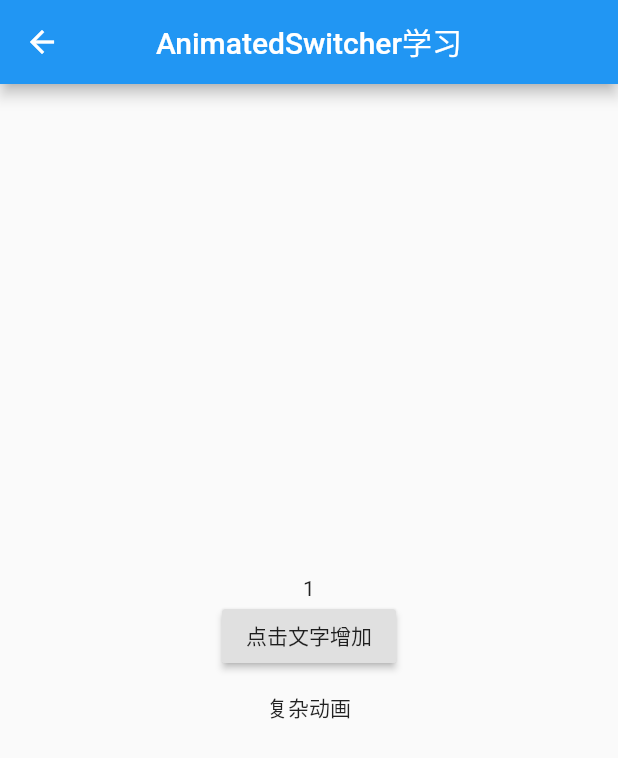
After one commit to tsm19911014/tsm_flutter, a Flutter app: the TsmAnimatedSwitcherPage screen opened directly, after a tap on "点击文字增加", on a phone screen of 412 x 824 dp. The commit adds this screen. Shown: the top 758 px of the screen. Run offline on Flutter 3.47's test engine with Material 2 defaults, Android fonts, the phone set to English and light mode, and no system bars; our stand-ins replace flutter_html, permission_handler.

Commit message:
动画Animation  学习

```diff
--- a/lib/main.dart
+++ b/lib/main.dart
@@ -1,6 +1,7 @@
 import 'package:flutter/material.dart';
 import 'package:flutter_app1/tsm_page/TsmMainPage.dart';
 import 'package:flutter_app1/tsm_page/anim/TsmAnimMainPage.dart';
+import 'package:flutter_app1/tsm_page/anim/TsmAnimatedSwitcherPage.dart';
 import 'file:///D:/User/flutter_app1/lib/tsm_page/anim/TsmPageRoute.dart';
 import 'package:flutter_app1/tsm_page/anim/TsmAnimationPage.dart';
 import 'package:flutter_app1/tsm_page/anim/TsmStaggerAnimationPage.dart';
@@ -65,7 +66,7 @@ class MyApp extends StatelessWidget {
       page_routes_anim: TsmAnimationPage(),
       page_routes_main_anim: TsmAnimMainPage(),
       page_routes_stagger_route:StaggerRoute(),
-
+      page_routes_animated_switcher:TsmAnimatedSwitcherPage(),
     };
 
     return MaterialApp(
--- /dev/null
+++ b/lib/tsm_page/anim/ChangeColorButton.dart
@@ -0,0 +1,72 @@
+
+
+
+import 'package:flutter/cupertino.dart';
+import 'package:flutter/material.dart';
+import 'package:flutter_app1/utils.dart';
+
+class ChangeColorButton extends StatefulWidget{
+
+  final Widget child;
+  final Duration duration;
+  final Color begin;
+  final Color end;
+
+  ChangeColorButton({@required this.child,this.duration=const Duration(seconds:1)  , this. begin=Colors.black87  ,this.end=Colors.black87});
+
+
+
+
+  @override
+  State<StatefulWidget> createState() =>_ChangeColorButtonState();
+}
+
+
+
+class _ChangeColorButtonState extends State<ChangeColorButton> with TickerProviderStateMixin {
+
+
+  AnimationController _controller;
+  Animation<Color> anim;
+  @override
+  void initState() {
+    super.initState();
+    _controller=AnimationController(duration: widget.duration,vsync: this);
+    anim=ColorTween(begin: widget.begin,end: widget.end).animate(CurvedAnimation(parent: _controller,curve: Curves.easeOut)) ;
+  }
+
+
+  @override
+  void dispose(){
+    _controller.dispose();
+    super.dispose();
+
+  }
+
+
+
+  @override
+  void didUpdateWidget(ChangeColorButton oldWidget) {
+    super.didUpdateWidget(oldWidget);
+    controller.duration=widget.duration;
+    if(widget.end!=widget.begin){
+      anim=ColorTween(begin: oldWidget.end,end: widget.end).animate(CurvedAnimation(parent: _controller,curve: Curves.easeOut)) ;
+      _controller..value=0..forward();
+    }
+  }
+
+  AnimationController  get controller=>_controller;
+
+  @override
+  Widget build(BuildContext context) {
+    return AnimatedBuilder(
+      animation: _controller,
+      builder: (context,child)=>Container(
+        color: anim.value,
+        child: child,
+      ),
+      child: widget.child,
+    );
+  }
+
+}
--- a/lib/tsm_page/anim/TsmAnimMainPage.dart
+++ b/lib/tsm_page/anim/TsmAnimMainPage.dart
@@ -11,6 +11,7 @@ class TsmAnimMainPage extends StatelessWidget {
       '普通动画',
       'Hero 动画',
       '交织动画',
+      'AnimatedSwitcher 学习'
     ];
 
     return Scaffold(
@@ -57,5 +58,8 @@ openPage(BuildContext context,int index){
     case 2:
       Navigator.of(context).pushNamed(page_routes_stagger_route);
       break;
+    case 3:
+      Navigator.of(context).pushNamed(page_routes_animated_switcher);
+      break;
   }
 }
--- /dev/null
+++ b/lib/tsm_page/anim/TsmAnimatedSwitcherPage.dart
@@ -0,0 +1,85 @@
+
+
+
+
+import 'dart:math';
+
+import 'package:flutter/cupertino.dart';
+import 'package:flutter/material.dart';
+
+import 'ChangeColorButton.dart';
+import 'TsmCurvedAnimation.dart';
+
+class   TsmAnimatedSwitcherPage extends  StatefulWidget{
+  @override
+  State<StatefulWidget> createState() =>_TsmAnimatedSwitcherState();
+
+}
+
+
+
+class _TsmAnimatedSwitcherState extends  State<TsmAnimatedSwitcherPage>{
+
+
+
+  int _count=0;
+
+  Color endColor=null;
+
+
+  @override
+  Widget build(BuildContext context) {
+    return Scaffold(
+      appBar: AppBar(
+        title: Text('AnimatedSwitcher学习'),
+        centerTitle: true,
+      ),
+      body: Container(
+        alignment: Alignment.center,
+        child: Column(
+          mainAxisSize: MainAxisSize.min,
+          children: [
+            AnimatedSwitcher(
+              duration: const Duration(milliseconds: 500),
+              reverseDuration: const Duration(milliseconds:200),
+              switchInCurve: Curves.easeIn,
+              switchOutCurve: Curves.easeOut,
+              transitionBuilder: (child,animation){
+                return SlideTransitionX(
+                  position:CurvedAnimation(parent: animation,curve: Curves.ease),
+                  child: child,
+                  direction: AxisDirection.up,
+                );
+              },
+              child: Text(_count.toString(),key: ValueKey(_count),),
+            ),
+
+            RaisedButton(
+              child: Text('点击文字增加'),
+              onPressed: (){
+                setState(() {
+                  _count++;
+                });
+              },
+            ),
+
+
+            ChangeColorButton(
+              end: endColor,
+              child: FlatButton(
+                splashColor: Colors.transparent,
+                highlightColor: Colors.transparent,
+                child: Text('复杂动画'),
+                onPressed: (){
+                  setState(() {
+                    endColor=Color.fromARGB(255, Random().nextInt(255), Random().nextInt(255), Random().nextInt(255));
+                  });
+                },
+              )
+            ),
+          ],
+        ),
+      ),
+    );
+  }
+}
--- /dev/null
+++ b/lib/tsm_page/anim/TsmCurvedAnimation.dart
@@ -0,0 +1,71 @@
+
+
+
+import 'package:flutter/animation.dart';
+import 'package:flutter/cupertino.dart';
+
+class SlideTransitionX extends AnimatedWidget {
+  SlideTransitionX({
+    Key key,
+    @required Animation<double> position,
+    this.transformHitTests = true,
+    this.direction = AxisDirection.down,
+    this.child,
+  })
+      : assert(position != null),
+        super(key: key, listenable: position) {
+    // 偏移在内部处理
+    switch (direction) {
+      case AxisDirection.up:
+        _tween = Tween(begin: Offset(0, 1), end: Offset(0, 0));
+        break;
+      case AxisDirection.right:
+        _tween = Tween(begin: Offset(-1, 0), end: Offset(0, 0));
+        break;
+      case AxisDirection.down:
+        _tween = Tween(begin: Offset(0, -1), end: Offset(0, 0));
+        break;
+      case AxisDirection.left:
+        _tween = Tween(begin: Offset(1, 0), end: Offset(0, 0));
+        break;
+    }
+  }
+
+
+  Animation<double> get position => listenable;
+
+  final bool transformHitTests;
+
+  final Widget child;
+
+  //退场（出）方向
+  final AxisDirection direction;
+
+  Tween<Offset> _tween;
+
+  @override
+  Widget build(BuildContext context) {
+    Offset offset = _tween.evaluate(position);
+    if (position.status == AnimationStatus.reverse) {
+      switch (direction) {
+        case AxisDirection.up:
+          offset = Offset(offset.dx, -offset.dy);
+          break;
+        case AxisDirection.right:
+          offset = Offset(-offset.dx, offset.dy);
+          break;
+        case AxisDirection.down:
+          offset = Offset(offset.dx, -offset.dy);
+          break;
+        case AxisDirection.left:
+          offset = Offset(-offset.dx, offset.dy);
+          break;
+      }
+    }
+    return FractionalTranslation(
+      translation: offset,
+      transformHitTests: transformHitTests,
+      child: child,
+    );
+  }
+}
--- a/lib/tsm_page/scroll/TsmCustomLIstView.dart
+++ b/lib/tsm_page/scroll/TsmCustomLIstView.dart
@@ -37,7 +37,7 @@ class _TsmCustomScrollViewState extends State<TsmCustomScrollViewPage> {
                 child: AnimatedOpacity(
                     duration: Duration(milliseconds: 300),
                     //opacity: top == 80.0 ? 1.0 : 0.0,
-                    opacity: 1.0,
+                    opacity: buildRefreshindictor==RefreshIndicatorMode.done||buildRefreshindictor==RefreshIndicatorMode.refresh?1.0:0,
                     child: Text(
                       RefreshIndicatorMode.done == buildRefreshindictor
                           ? '已拉动:${pulledExtent.round()}  松开刷新'
--- a/lib/tsm_page_routes.dart
+++ b/lib/tsm_page_routes.dart
@@ -81,3 +81,4 @@ const String page_routes_listener=base_routes+'listener';
 const String page_routes_main_anim=base_routes+'main_anim';
 const String page_routes_anim=base_routes+'anim';
 const String page_routes_stagger_route=base_routes+'stagger_route';
+const String page_routes_animated_switcher=base_routes+'animated_switcher';
```
